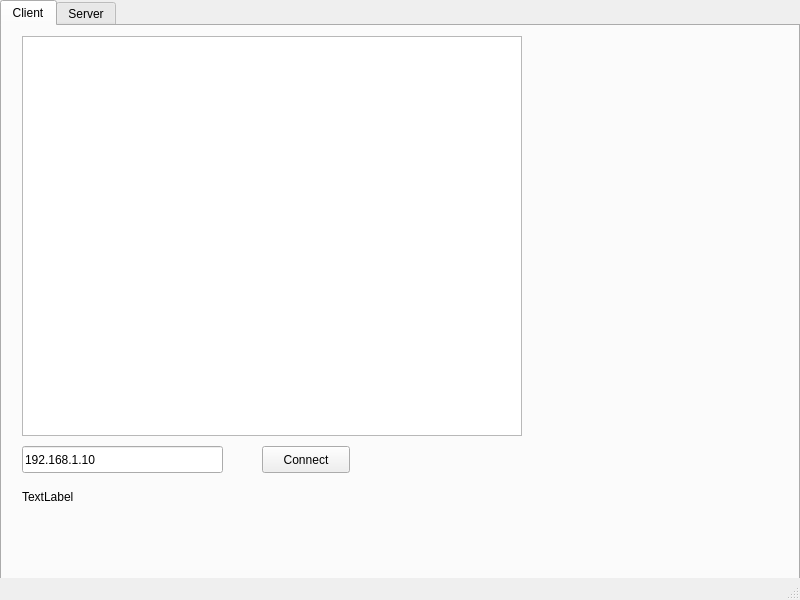
Before: the Qt Designer form common/gui/src/MainWindowWin.ui in krisukox/PCs-connector, drawn with Qt 5.
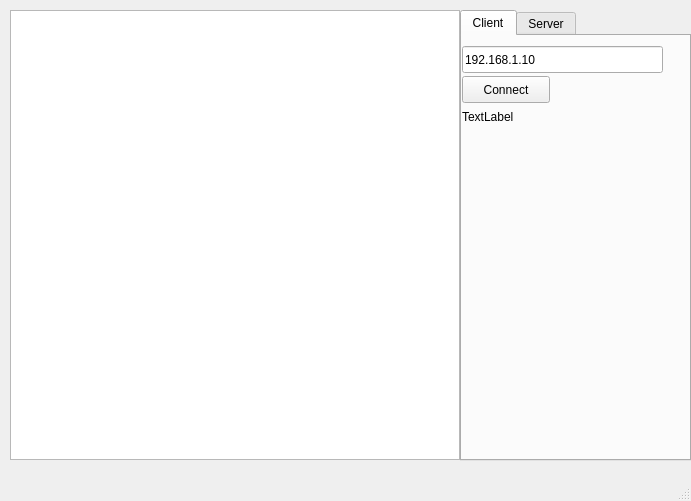
After: the same form once the commit is applied.

```diff
--- a/common/gui/src/MainWindowWin.ui
+++ b/common/gui/src/MainWindowWin.ui
@@ -6,8 +6,8 @@
    <rect>
     <x>0</x>
     <y>0</y>
-    <width>800</width>
-    <height>600</height>
+    <width>691</width>
+    <height>501</height>
    </rect>
   </property>
   <property name="windowTitle">
@@ -20,10 +20,10 @@
    <widget class="QTabWidget" name="tabWidget">
     <property name="geometry">
      <rect>
-      <x>0</x>
-      <y>0</y>
-      <width>800</width>
-      <height>600</height>
+      <x>460</x>
+      <y>10</y>
+      <width>231</width>
+      <height>451</height>
      </rect>
     </property>
     <property name="currentIndex">
@@ -36,21 +36,11 @@
      <attribute name="title">
       <string>Client</string>
      </attribute>
-     <widget class="QGraphicsView" name="graphicsView">
-      <property name="geometry">
-       <rect>
-        <x>20</x>
-        <y>10</y>
-        <width>500</width>
-        <height>400</height>
-       </rect>
-      </property>
-     </widget>
      <widget class="QLineEdit" name="inputIpAddress">
       <property name="geometry">
        <rect>
-        <x>20</x>
-        <y>420</y>
+        <x>0</x>
+        <y>10</y>
         <width>201</width>
         <height>27</height>
        </rect>
@@ -62,8 +52,8 @@
      <widget class="QPushButton" name="connectButton">
       <property name="geometry">
        <rect>
-        <x>260</x>
-        <y>420</y>
+        <x>0</x>
+        <y>40</y>
         <width>88</width>
         <height>27</height>
        </rect>
@@ -75,8 +65,8 @@
      <widget class="QLabel" name="infoLabel">
       <property name="geometry">
        <rect>
-        <x>20</x>
-        <y>460</y>
+        <x>0</x>
+        <y>70</y>
         <width>211</width>
         <height>21</height>
        </rect>
@@ -92,6 +82,16 @@
      </attribute>
     </widget>
    </widget>
+   <widget class="QGraphicsView" name="graphicsView">
+    <property name="geometry">
+     <rect>
+      <x>10</x>
+      <y>10</y>
+      <width>450</width>
+      <height>450</height>
+     </rect>
+    </property>
+   </widget>
   </widget>
   <widget class="QMenuBar" name="menubar">
    <property name="geometry">
```
Left out of the diff: 2 changed lines with no effect on the pictures.
